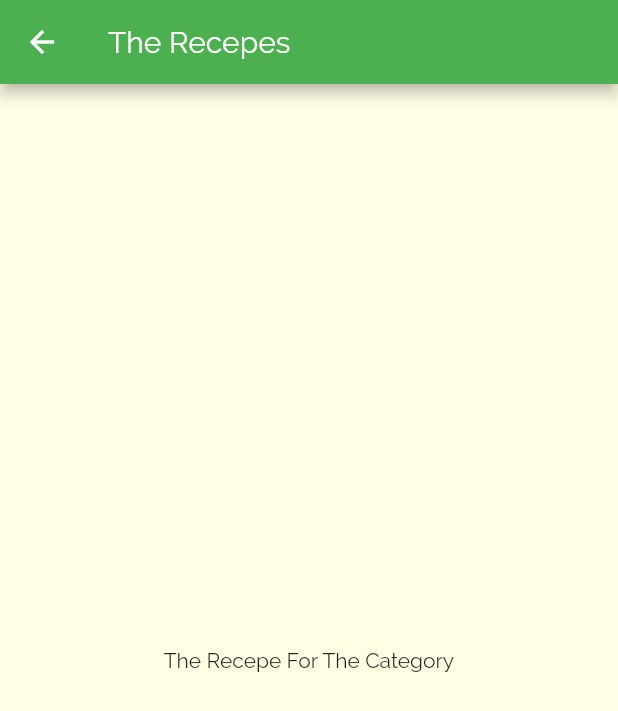
After one commit to dim-sen/easy-meals, a Flutter app: the screen it shows after launch, after a tap on "Italian", on a phone screen of 412 x 824 dp. The commit adds this screen. Shown: the top 711 px of the screen. Run offline on Flutter 3.47's test engine with Material 2 defaults, Android fonts, the light colour scheme and no system bars.

Commit message:
Navigation to Meals Screen

```diff
--- /dev/null
+++ b/lib/screens/meals_screen.dart
@@ -0,0 +1,18 @@
+import 'package:flutter/material.dart';
+
+class MealsScreen extends StatelessWidget {
+
+  @override
+  Widget build(BuildContext context) {
+    return Scaffold(
+      appBar: AppBar(
+        title: Text('The Recepes'),
+      ),
+      body: Center(
+        child: Text(
+          'The Recepe For The Category'
+        ),
+      ),
+    );
+  }
+}
--- a/lib/widgets/category_items.dart
+++ b/lib/widgets/category_items.dart
@@ -1,3 +1,4 @@
+import 'package:easy_meals/screens/meals_screen.dart';
 import 'package:flutter/material.dart';
 
 class CategoryItems extends StatelessWidget {
@@ -7,9 +8,19 @@ class CategoryItems extends StatelessWidget {
 
   CategoryItems(this.title, this.color);
 
+  void selectCategory(BuildContext context) {
+    Navigator.of(context).push(MaterialPageRoute(builder: (_) {
+      return MealsScreen();
+    },),);
+  }
+
   @override
   Widget build(BuildContext context) {
-    return Container(
+    return InkWell(
+      onTap: (() => selectCategory(context)),
+      splashColor: Theme.of(context).primaryColor,
+      borderRadius: BorderRadius.circular(15),
+      child: Container(
         padding: const EdgeInsets.all(15),
         child: Text(
           title,
@@ -26,6 +37,7 @@ class CategoryItems extends StatelessWidget {
           ),
           borderRadius: BorderRadius.circular(15),
         ),
+      ),
     );
   }
 }
```
Lines whose indentation alone changed are shown as unchanged.
